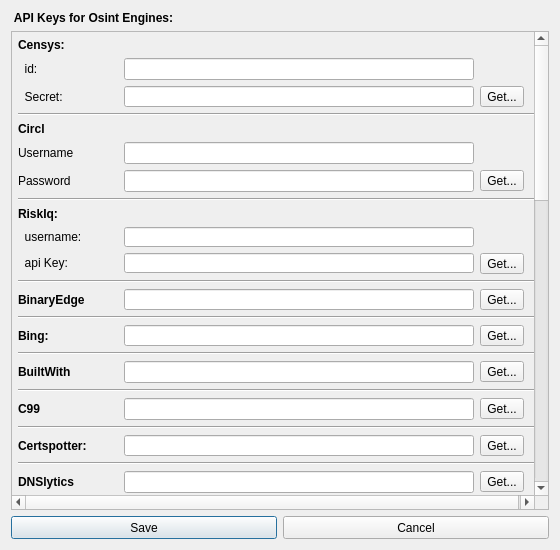
3nock/OTE, file gui/src/Dialogs/ApiKeysDialog.ui: the form before one commit.
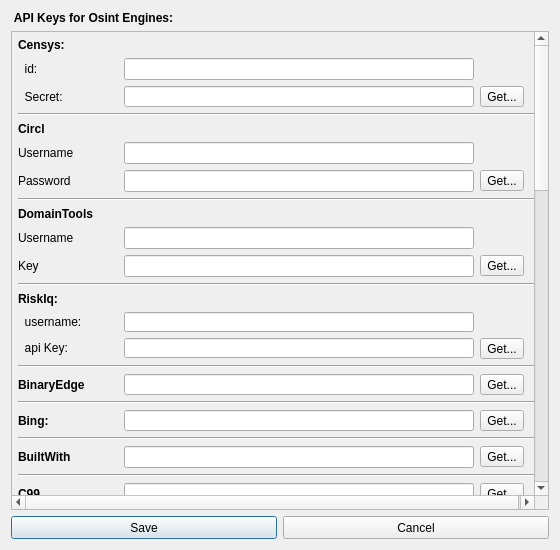
The form after the commit.

```diff
--- a/gui/src/Dialogs/ApiKeysDialog.ui
+++ b/gui/src/Dialogs/ApiKeysDialog.ui
@@ -72,9 +72,9 @@
       <property name="geometry">
        <rect>
         <x>0</x>
-        <y>-343</y>
+        <y>0</y>
         <width>532</width>
-        <height>1328</height>
+        <height>1412</height>
        </rect>
       </property>
       <layout class="QVBoxLayout" name="verticalLayout">
@@ -379,6 +379,116 @@
          </property>
         </widget>
        </item>
+       <item>
+        <widget class="QLabel" name="label_40">
+         <property name="font">
+          <font>
+           <weight>75</weight>
+           <bold>true</bold>
+          </font>
+         </property>
+         <property name="text">
+          <string>DomainTools</string>
+         </property>
+        </widget>
+       </item>
+       <item>
+        <layout class="QHBoxLayout" name="horizontalLayout_38">
+         <item>
+          <widget class="QLabel" name="label_41">
+           <property name="minimumSize">
+            <size>
+             <width>100</width>
+             <height>0</height>
+            </size>
+           </property>
+           <property name="text">
+            <string>Username</string>
+           </property>
+          </widget>
+         </item>
+         <item>
+          <widget class="QLineEdit" name="lineEditDomainToolsUsername">
+           <property name="minimumSize">
+            <size>
+             <width>350</width>
+             <height>0</height>
+            </size>
+           </property>
+          </widget>
+         </item>
+         <item>
+          <spacer name="horizontalSpacer_36">
+           <property name="orientation">
+            <enum>Qt::Horizontal</enum>
+           </property>
+           <property name="sizeType">
+            <enum>QSizePolicy::Fixed</enum>
+           </property>
+           <property name="sizeHint" stdset="0">
+            <size>
+             <width>62</width>
+             <height>20</height>
+            </size>
+           </property>
+          </spacer>
+         </item>
+        </layout>
+       </item>
+       <item>
+        <layout class="QHBoxLayout" name="horizontalLayout_37">
+         <item>
+          <widget class="QLabel" name="label_42">
+           <property name="minimumSize">
+            <size>
+             <width>100</width>
+             <height>0</height>
+            </size>
+           </property>
+           <property name="text">
+            <string>Key</string>
+           </property>
+          </widget>
+         </item>
+         <item>
+          <widget class="QLineEdit" name="lineEditDomainToolsKey">
+           <property name="minimumSize">
+            <size>
+             <width>350</width>
+             <height>0</height>
+            </size>
+           </property>
+          </widget>
+         </item>
+         <item>
+          <widget class="QToolButton" name="buttonGetDomainTools">
+           <property name="text">
+            <string>Get...</string>
+           </property>
+          </widget>
+         </item>
+         <item>
+          <spacer name="horizontalSpacer_37">
+           <property name="orientation">
+            <enum>Qt::Horizontal</enum>
+           </property>
+           <property name="sizeHint" stdset="0">
+            <size>
+             <width>40</width>
+             <height>20</height>
+            </size>
+           </property>
+          </spacer>
+         </item>
+        </layout>
+       </item>
+       <item>
+        <widget class="Line" name="line_32">
+         <property name="orientation">
+          <enum>Qt::Horizontal</enum>
+         </property>
+        </widget>
+       </item>
        <item>
         <widget class="QLabel" name="label_18">
          <property name="sizePolicy">
```
